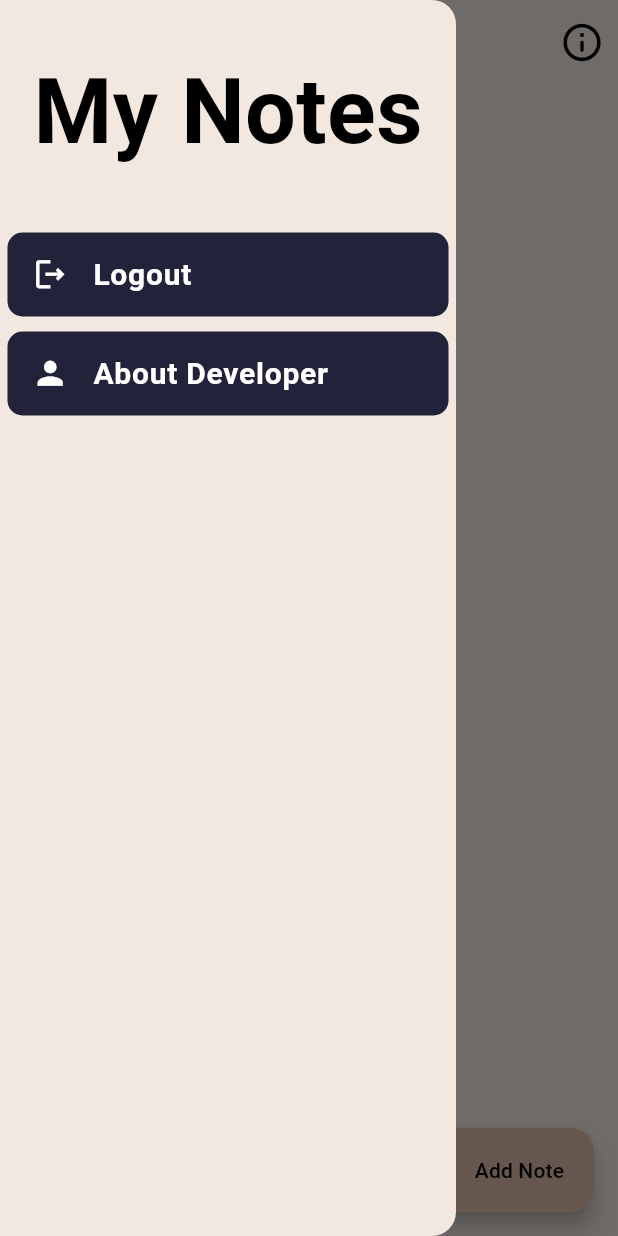
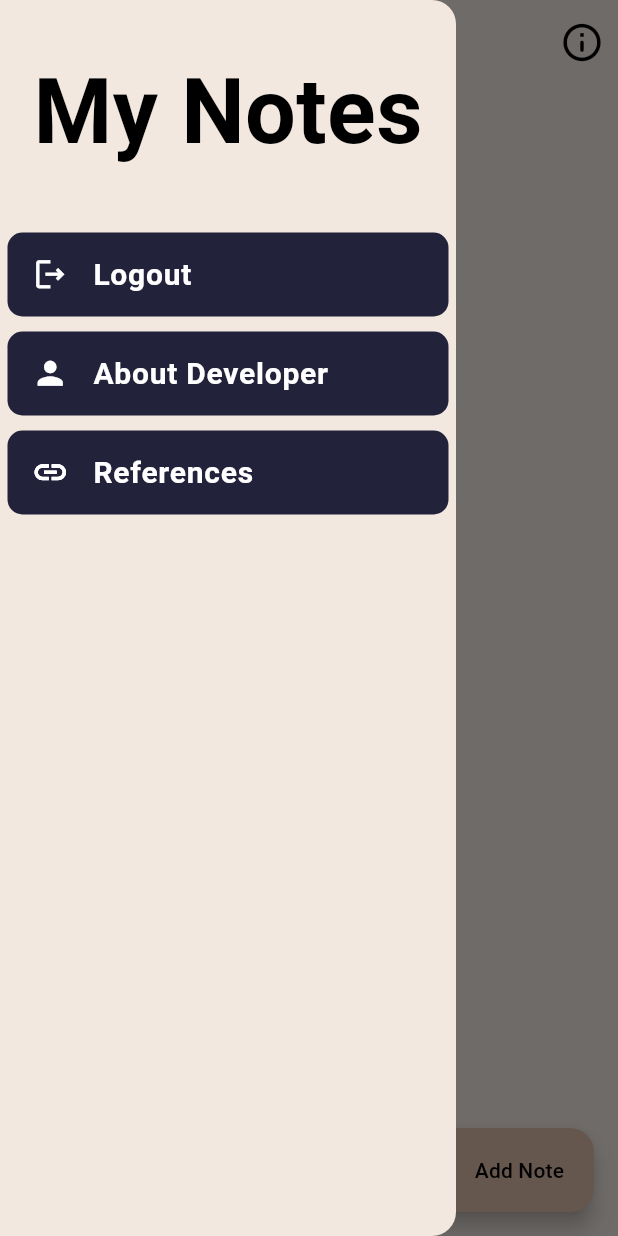
Before and after one commit to Devsonar19/My-Notes, a Flutter app: the NotesView screen opened directly, with the side drawer open, on a phone screen of 412 x 824 dp. Run offline on Flutter 3.47's test engine with Material 3 defaults, Android fonts, the phone set to English and light mode, and no system bars; our stand-ins replace bloc, cloud_firestore, equatable, firebase_auth, firebase_core, flutter_bloc and 4 more; accounts and stored records are empty; network calls fail; Roboto replaces fonts that are missing (Oooh Baby).

Commit message:
new section- references

```diff
--- a/test_application/lib/constants/routes.dart
+++ b/test_application/lib/constants/routes.dart
@@ -1,3 +1,4 @@
 // ROUTES VIEW FROM HERE
 const createOrUpdateNoteRoute='/notes/new-notes';
 const aboutDevRoute='/notes/about-dev';
+const referencesRoute='/notes/references';
--- a/test_application/lib/main.dart
+++ b/test_application/lib/main.dart
@@ -1,6 +1,7 @@
 import 'package:firebase_core/firebase_core.dart';
 import 'package:flutter/material.dart';
 import 'package:flutter_bloc/flutter_bloc.dart';
+import 'package:path/path.dart';
 import 'package:test_application/helpers/loading/loading_screen.dart';
 import 'package:test_application/services/auth/bloc/auth_bloc.dart';
 import 'package:test_application/services/auth/bloc/auth_event.dart';
@@ -11,6 +12,7 @@ import 'package:test_application/views/login_view.dart';
 import 'package:test_application/views/notes/about_dev_view.dart';
 import 'package:test_application/views/notes/create_update_note_view.dart';
 import 'package:test_application/views/notes/notes_view.dart';
+import 'package:test_application/views/notes/references_view.dart';
 import 'package:test_application/views/register_view.dart';
 import 'package:test_application/views/verify_email_view.dart';
 import 'constants/routes.dart';
@@ -35,6 +37,7 @@ void main() {
       routes: {
         createOrUpdateNoteRoute: (context)=> const CreateUpdateNoteView(),
         aboutDevRoute: (context) => const AboutDevView(),
+        referencesRoute: (context) => const ReferencesView(),
       },
     ),
   );
--- a/test_application/lib/views/notes/notes_view.dart
+++ b/test_application/lib/views/notes/notes_view.dart
@@ -144,6 +144,33 @@ class _NotesViewState extends State<NotesView> {
                     ),
                   ),
                 ),
+                SizedBox(
+                  child: Padding(
+                    padding: const EdgeInsets.all(5.0),
+                    child: ListTile(
+                        leading: const Icon(
+                          Icons.link_sharp,
+                          color: Colors.white,
+                          size: 25,
+                        ),
+                        title: const Text(
+                            'References',
+                            style: TextStyle(
+                              fontSize: 20,
+                              fontWeight: FontWeight.bold,
+                              color: Colors.white,
+                            )
+                        ),
+                        tileColor: HexColor('22223b'),
+                        shape: RoundedRectangleBorder(
+                          borderRadius: BorderRadius.circular(10),
+                        ),
+                        onTap: () {
+                          Navigator.of(context).pushNamed(referencesRoute);
+                        }
+                    ),
+                  ),
+                ),
 
               ],
           ),
```
Also changed, not shown: test_application/lib/views/notes/references_view.dart (added, +115 -0 lines).
